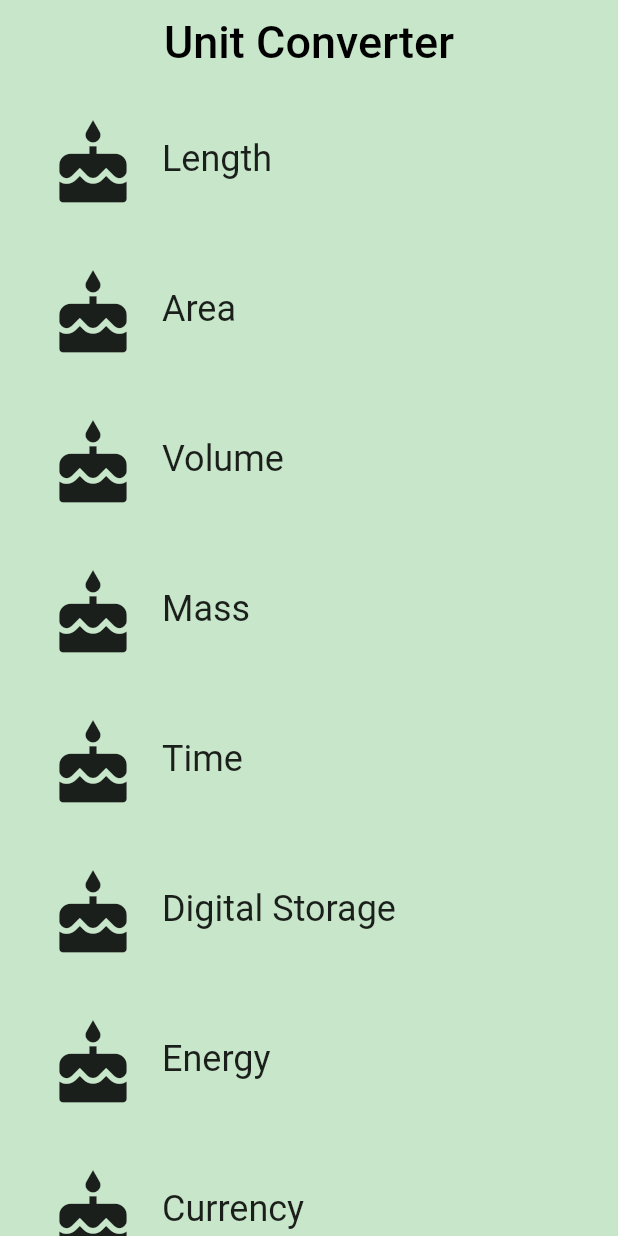
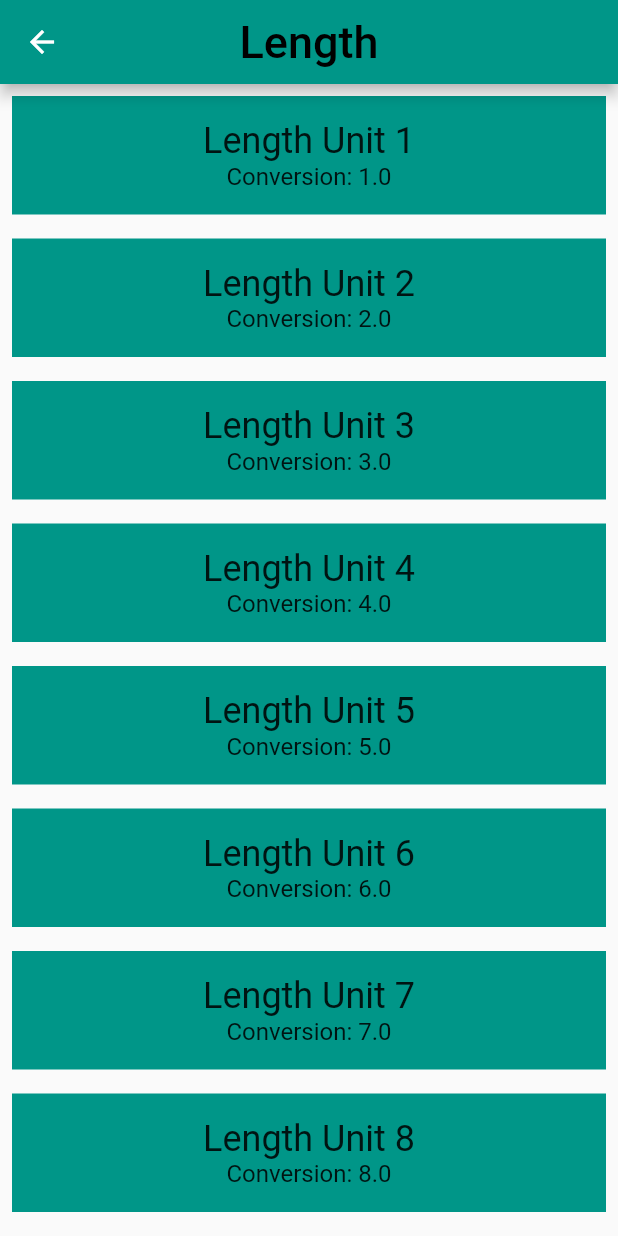
Before and after one commit to arbaazaj/flutter-udacity-course-exercise, a Flutter app: the screen it shows after launch, after a tap on "Length", on a phone screen of 412 x 824 dp. Run offline on Flutter 3.47's test engine with Material 2 defaults, Android fonts, the phone set to English and light mode, and no system bars.

Commit message:
Add Solutions for exercise-4 from Lesson-1: The Flutter Framework - Add Navigation to navigate from Home/CategoryList screen to UnitConverter(contains some mock units) screen.

```diff
--- /dev/null
+++ b/lib/lesson1/exercise_4/category.dart
@@ -0,0 +1,121 @@
+/*
+ * Copyright (c) 2019 Manish Karena
+ *
+ * Licensed under the Apache License, Version 2.0 (the "License");
+ * you may not use this file except in compliance with the License.
+ * You may obtain a copy of the License at
+ *
+ *     http://www.apache.org/licenses/LICENSE-2.0
+ *
+ * Unless required by applicable law or agreed to in writing, software
+ * distributed under the License is distributed on an "AS IS" BASIS,
+ * WITHOUT WARRANTIES OR CONDITIONS OF ANY KIND, either express or implied.
+ * See the License for the specific language governing permissions and
+ * limitations under the License.
+ */
+
+import 'package:flutter/material.dart';
+import 'package:flutter_udacity_course/lesson1/exercise_4/converter_list.dart';
+import 'package:flutter_udacity_course/lesson1/exercise_4/unit.dart';
+
+// We use an underscore to indicate that these variables are private.
+// See https://www.dartlang.org/guides/language/effective-dart/design#libraries
+final _rowHeight = 100.0;
+final _borderRadius = BorderRadius.circular(_rowHeight / 2);
+
+/// A custom [Category] widget.
+///
+/// The widget is composed on an [Icon] and [Text]. Tapping on the widget shows
+/// a colored [InkWell] animation.
+class Category extends StatelessWidget {
+  final String name;
+  final ColorSwatch color;
+  final IconData iconLocation;
+  final List<Unit> units;
+
+  /// Creates a [Category].
+  ///
+  /// A [Category] saves the name of the Category (e.g. 'Length'), its color for
+  /// the UI, and the icon that represents it (e.g. a ruler).
+  // While the @required checks for whether a named parameter is passed in,
+  // it doesn't check whether the object passed in is null. We check that
+  // in the assert statement.
+  const Category({
+    Key key,
+    @required this.name,
+    @required this.color,
+    @required this.iconLocation,
+    @required this.units,
+  })  : assert(name != null),
+        assert(color != null),
+        assert(iconLocation != null),
+        assert(units != null),
+        super(key: key);
+
+  /// Navigates to the [ConverterRoute].
+  void _navigateToConverter(BuildContext context) {
+    Navigator.push(
+      context,
+      MaterialPageRoute(
+        builder: (context) => ConverterRoute(
+              units: units,
+              categoryName: name,
+              categoryColor: color,
+            ),
+      ),
+    );
+  }
+
+  /// Builds a custom widget that shows [Category] information.
+  ///
+  /// This information includes the icon, name, and color for the [Category].
+  @override
+  // This `context` parameter describes the location of this widget in the
+  // widget tree. It can be used for obtaining Theme data from the nearest
+  // Theme ancestor in the tree. Below, we obtain the display1 text theme.
+  // See https://docs.flutter.io/flutter/material/Theme-class.html
+  Widget build(BuildContext context) {
+    return Material(
+      color: Colors.transparent,
+      child: Container(
+        height: _rowHeight,
+        child: InkWell(
+          borderRadius: _borderRadius,
+          highlightColor: color,
+          splashColor: color,
+          // We can use either the () => function() or the () { function(); }
+          // syntax.
+          onTap: () {
+            _navigateToConverter(context);
+          },
+          child: Padding(
+            padding: EdgeInsets.all(8.0),
+            child: Row(
+              crossAxisAlignment: CrossAxisAlignment.stretch,
+              // There are two ways to denote a list: `[]` and `List()`.
+              // Prefer to use the literal syntax, i.e. `[]`, instead of `List()`.
+              // You can add the type argument if you'd like, i.e. <Widget>[].
+              // See https://www.dartlang.org/guides/language/effective-dart/usage#do-use-collection-literals-when-possible
+              children: [
+                Padding(
+                  padding: EdgeInsets.all(16.0),
+                  child: Icon(
+                    iconLocation,
+                    size: 60.0,
+                  ),
+                ),
+                Center(
+                  child: Text(
+                    name,
+                    textAlign: TextAlign.center,
+                    style: Theme.of(context).textTheme.headline,
+                  ),
+                ),
+              ],
+            ),
+          ),
+        ),
+      ),
+    );
+  }
+}
--- /dev/null
+++ b/lib/lesson1/exercise_4/category_list.dart
@@ -0,0 +1,116 @@
+/*
+ * Copyright (c) 2019 Manish Karena
+ *
+ * Licensed under the Apache License, Version 2.0 (the "License");
+ * you may not use this file except in compliance with the License.
+ * You may obtain a copy of the License at
+ *
+ *     http://www.apache.org/licenses/LICENSE-2.0
+ *
+ * Unless required by applicable law or agreed to in writing, software
+ * distributed under the License is distributed on an "AS IS" BASIS,
+ * WITHOUT WARRANTIES OR CONDITIONS OF ANY KIND, either express or implied.
+ * See the License for the specific language governing permissions and
+ * limitations under the License.
+ */
+
+import 'package:flutter/material.dart';
+
+import 'package:flutter_udacity_course/lesson1/exercise_4/category.dart';
+import 'package:flutter_udacity_course/lesson1/exercise_4/unit.dart';
+
+const _categoryIcon = Icons.cake;
+final _backgroundColor = Colors.green[100];
+
+/// Category Route (screen).
+///
+/// This is the 'home' screen of the Unit Converter. It shows a header and
+/// a list of [Category].
+class CategoryList extends StatelessWidget {
+  const CategoryList();
+
+  static const _categoryNames = <String>[
+    'Length',
+    'Area',
+    'Volume',
+    'Mass',
+    'Time',
+    'Digital Storage',
+    'Energy',
+    'Currency',
+  ];
+
+  static const _baseColors = <Color>[
+    Colors.teal,
+    Colors.orange,
+    Colors.pinkAccent,
+    Colors.blueAccent,
+    Colors.yellow,
+    Colors.greenAccent,
+    Colors.purpleAccent,
+    Colors.red,
+  ];
+
+  /// Makes the correct number of rows for the list view.
+  ///
+  /// For portrait, we construct a [ListView] from the list of category widgets.
+  Widget _buildCategoryWidgetList(List<Widget> categories) {
+    return ListView.builder(
+      itemBuilder: (BuildContext context, int index) => categories[index],
+      itemCount: categories.length,
+    );
+  }
+
+  /// Returns a list of mock [Unit]s.
+  List<Unit> _retrieveUnitList(String categoryName) {
+    return List.generate(10, (int i) {
+      i += 1;
+      return Unit(
+        name: '$categoryName Unit $i',
+        conversion: i.toDouble(),
+      );
+    });
+  }
+
+  @override
+  Widget build(BuildContext context) {
+    // Creates empty List instance.
+    var categories = <Category>[];
+
+    // Fills out the list with categories.
+    for (var i = 0; i < _categoryNames.length; i++) {
+      categories.add(Category(
+        name: _categoryNames[i],
+        color: _baseColors[i],
+        iconLocation: _categoryIcon,
+        units: _retrieveUnitList(_categoryNames[i]),
+      ));
+    }
+
+    // Creates list-view for all categories
+    final listView = Container(
+      color: _backgroundColor,
+      padding: EdgeInsets.symmetric(horizontal: 8.0),
+      child: _buildCategoryWidgetList(categories),
+    );
+
+    // Creates app-bar with centered text
+    final appBar = AppBar(
+      elevation: 0.0,
+      backgroundColor: _backgroundColor,
+      centerTitle: true,
+      title: Text(
+        'Unit Converter',
+        style: TextStyle(
+          fontSize: 30.0,
+          color: Colors.black,
+        ),
+      ),
+    );
+
+    return Scaffold(
+      appBar: appBar,
+      body: listView,
+    );
+  }
+}
--- /dev/null
+++ b/lib/lesson1/exercise_4/converter_list.dart
@@ -0,0 +1,82 @@
+/*
+ * Copyright (c) 2019 Manish Karena
+ *
+ * Licensed under the Apache License, Version 2.0 (the "License");
+ * you may not use this file except in compliance with the License.
+ * You may obtain a copy of the License at
+ *
+ *     http://www.apache.org/licenses/LICENSE-2.0
+ *
+ * Unless required by applicable law or agreed to in writing, software
+ * distributed under the License is distributed on an "AS IS" BASIS,
+ * WITHOUT WARRANTIES OR CONDITIONS OF ANY KIND, either express or implied.
+ * See the License for the specific language governing permissions and
+ * limitations under the License.
+ */
+
+import 'package:flutter/material.dart';
+import 'package:flutter_udacity_course/lesson1/exercise_4/unit.dart';
+
+/// Converter screen where users can input amounts to convert.
+///
+/// Currently, it just displays a list of mock units..
+class ConverterRoute extends StatelessWidget {
+  /// Units for this [Category].
+  final List<Unit> units;
+
+  /// Color for this [Category].
+  final ColorSwatch categoryColor;
+
+  /// This [Category]'s name.
+  final String categoryName;
+
+  /// This [ConverterRoute] requires the name, color, and units to not be null.
+  const ConverterRoute(
+      {@required this.units,
+      @required this.categoryName,
+      @required this.categoryColor})
+      : assert(units != null),
+        assert(categoryName != null),
+        assert(categoryColor != null);
+
+  @override
+  Widget build(BuildContext context) {
+    // Here is just a placeholder for a list of mock units
+    final unitWidgets = units.map((Unit unit) {
+      return Container(
+        color: categoryColor,
+        margin: EdgeInsets.all(8.0),
+        padding: EdgeInsets.all(16.0),
+        child: Column(
+          children: <Widget>[
+            Text(
+              unit.name,
+              style: Theme.of(context).textTheme.headline,
+            ),
+            Text(
+              'Conversion: ${unit.conversion}',
+              style: Theme.of(context).textTheme.subhead,
+            ),
+          ],
+        ),
+      );
+    }).toList();
+
+    return Scaffold(
+      appBar: AppBar(
+        backgroundColor: categoryColor,
+        centerTitle: true,
+        title: Text(
+          categoryName,
+          style: TextStyle(
+            fontSize: 30.0,
+            color: Colors.black,
+          ),
+        ),
+      ),
+      body: ListView(
+        children: unitWidgets,
+      ),
+    );
+  }
+}
--- /dev/null
+++ b/lib/lesson1/exercise_4/unit.dart
@@ -0,0 +1,39 @@
+/*
+ * Copyright (c) 2019 Manish Karena
+ *
+ * Licensed under the Apache License, Version 2.0 (the "License");
+ * you may not use this file except in compliance with the License.
+ * You may obtain a copy of the License at
+ *
+ *     http://www.apache.org/licenses/LICENSE-2.0
+ *
+ * Unless required by applicable law or agreed to in writing, software
+ * distributed under the License is distributed on an "AS IS" BASIS,
+ * WITHOUT WARRANTIES OR CONDITIONS OF ANY KIND, either express or implied.
+ * See the License for the specific language governing permissions and
+ * limitations under the License.
+ */
+
+import 'package:meta/meta.dart';
+
+/// Information about a [Unit].
+class Unit {
+  final String name;
+  final double conversion;
+
+  /// A [Unit] stores its name and conversion factor.
+  ///
+  /// An example would be 'Meter' and '1.0'.
+  const Unit({
+    @required this.name,
+    @required this.conversion,
+  })  : assert(name != null),
+        assert(conversion != null);
+
+  /// Creates a [Unit] from a JSON object.
+  Unit.fromJson(Map jsonMap)
+      : assert(jsonMap['name'] != null),
+        assert(jsonMap['conversion'] != null),
+        name = jsonMap['name'],
+        conversion = jsonMap['conversion'].toDouble();
+}
--- a/lib/main.dart
+++ b/lib/main.dart
@@ -15,13 +15,23 @@
  */
 
 import 'package:flutter/material.dart';
-import 'package:flutter_udacity_course/lesson1/exercise_1/hello_rectangle.dart';
-import 'package:flutter_udacity_course/lesson1/exercise_2/category.dart';
-import 'package:flutter_udacity_course/lesson1/exercise_3/category_list.dart';
 
-const _categoryName = 'Cake';
+// Lesson-1; Exercise-1
+//import 'package:flutter_udacity_course/lesson1/exercise_1/hello_rectangle.dart';
+
+// Lesson-1; Exercise-2
+//import 'package:flutter_udacity_course/lesson1/exercise_2/category.dart';
+
+// Lesson-1; Exercise-3
+//import 'package:flutter_udacity_course/lesson1/exercise_3/category_list.dart';
+
+// Lesson-1; Exercise-4
+import 'package:flutter_udacity_course/lesson1/exercise_4/category_list.dart';
+
+// Lesson-1; Exercise-2
+/*const _categoryName = 'Cake';
 const _categoryIcon = Icons.cake;
-const _categoryColor = Colors.green;
+const _categoryColor = Colors.green;*/
 
 /// The function that is called when main.dart is run.
 void main() {
@@ -41,6 +51,7 @@ void main() {
 
   // Lesson-1; Exercise-2
   // Lesson-1; Exercise-3
+  // Lesson-1; Exercise-4
   runApp(UnitConverterApp());
 }
 
@@ -72,6 +83,22 @@ void main() {
 /// This widget is the root of our application.
 ///
 /// The first screen we see is a list of [Category].
+/*class UnitConverterApp extends StatelessWidget {
+  @override
+  Widget build(BuildContext context) {
+    return MaterialApp(
+      debugShowCheckedModeBanner: false,
+      title: 'Unit Converter',
+      home: CategoryList(),
+    );
+  }
+}*/
+
+/// Lesson-1; Exercise-4
+/// This widget is the root of our application.
+///
+/// The first screen we see is a list [Categories], each of which
+/// has a list of [Unit]s.
 class UnitConverterApp extends StatelessWidget {
   @override
   Widget build(BuildContext context) {
```
